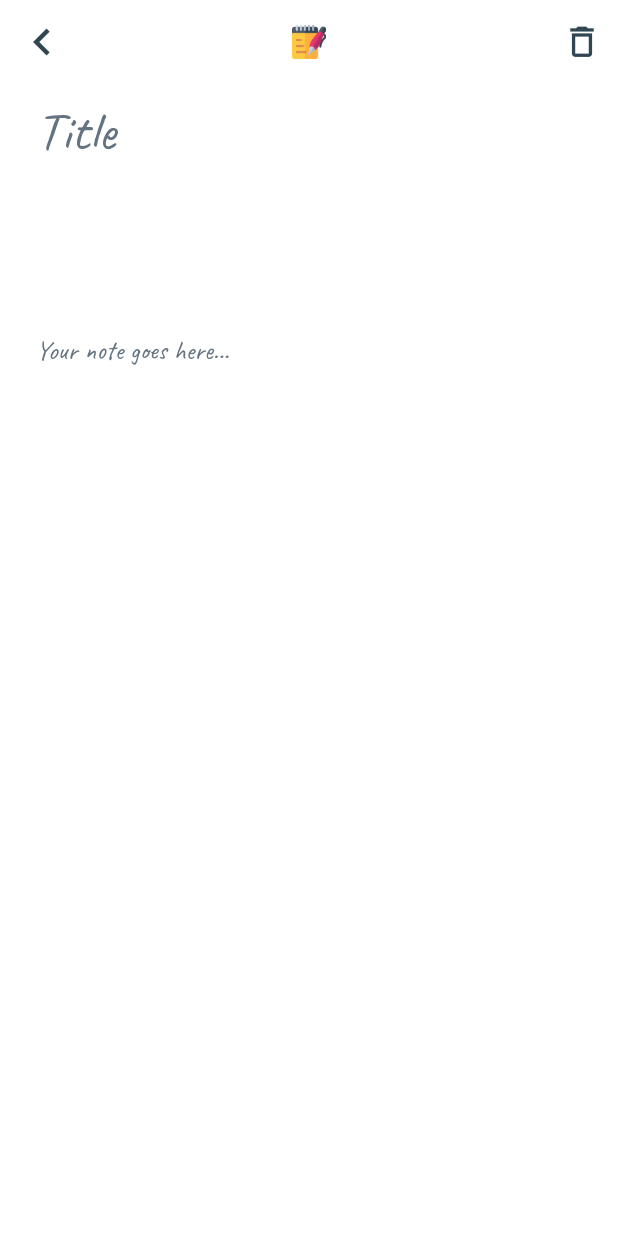
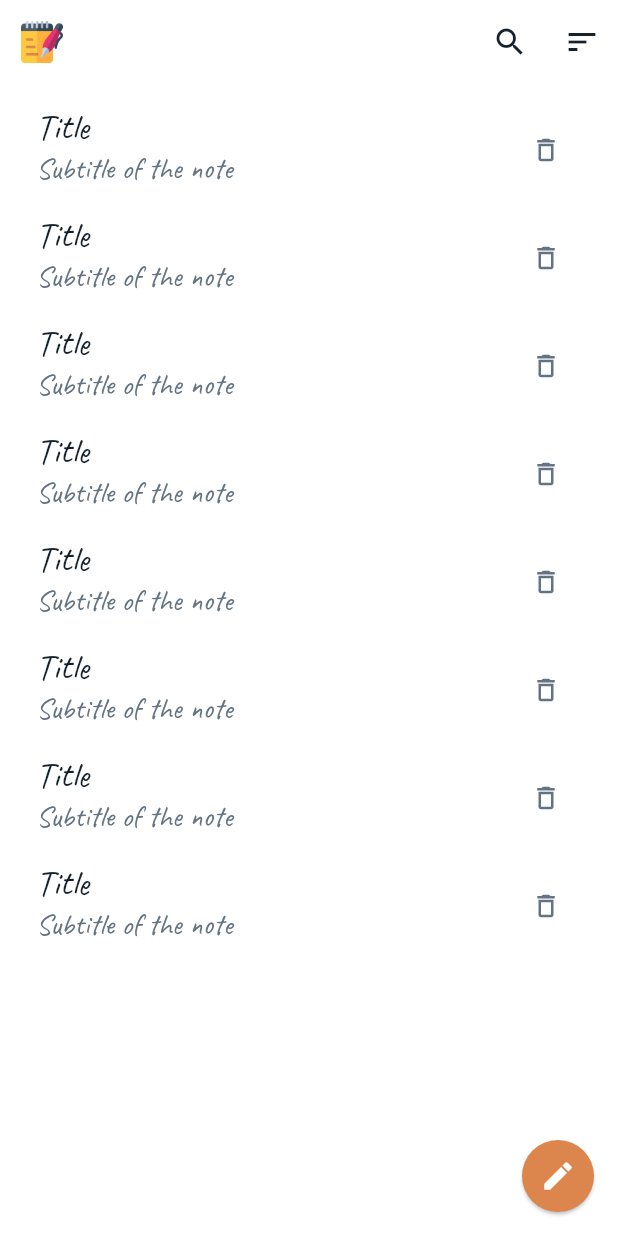
Before and after one commit to kabirnayeem99/flutter_note_app, a Flutter app: the WriteNoteScreen screen opened directly, after a tap on the "delete outline" icon, on a phone screen of 412 x 824 dp. Run offline on Flutter 3.47's test engine with Material 2 defaults, Android fonts, the phone set to English and light mode, and no system bars; our stand-ins replace sqflite; accounts and stored records are empty.

```diff
--- /dev/null
+++ b/lib/backend/note_model.dart
@@ -0,0 +1,11 @@
+import 'dart:async';
+import 'package:sqflite/sqflite.dart';
+import 'package:path/path.dart';
+
+class Note {
+  final String title;
+  final String noteBody;
+
+  Note(this.title, this.noteBody);
+
+}
--- a/lib/main.dart
+++ b/lib/main.dart
@@ -1,4 +1,5 @@
 import 'package:flutter/material.dart';
+import 'package:flutter_note_app/ui/screens/notes_list_screen.dart';
 import 'ui/screens/no_notes_screen.dart';
 
 void main() => runApp(MyApp());
@@ -10,7 +11,7 @@ class MyApp extends StatelessWidget {
       theme: ThemeData(fontFamily: "Caveat", backgroundColor: Colors.white),
       debugShowCheckedModeBanner: false,
       title: "Malusa - Note taking App",
-      home: NoNotesScreen(),
+      home: NotesListScreen(),
     );
   }
 }
--- a/lib/ui/screens/notes_list_screen.dart
+++ b/lib/ui/screens/notes_list_screen.dart
@@ -0,0 +1,72 @@
+import 'package:flutter/material.dart';
+import 'package:flutter_note_app/constants.dart';
+import 'package:flutter_note_app/ui/widgets/logo_image_title.dart';
+import 'package:flutter_note_app/ui/widgets/notes_list_tile.dart';
+
+class NotesListScreen extends StatefulWidget {
+  @override
+  _NotesListScreenState createState() => _NotesListScreenState();
+}
+
+class _NotesListScreenState extends State<NotesListScreen> {
+  @override
+  Widget build(BuildContext context) {
+    return Scaffold(
+      appBar: AppBar(
+        leading: Transform.scale(
+          scale: 0.5,
+          child: LogoImageTitle(
+            height: 23,
+            width: 23,
+          ),
+        ),
+        backgroundColor: Colors.white,
+        elevation: 0.0,
+        actions: <Widget>[
+          IconButton(
+            icon: Icon(
+              Icons.search,
+              color: typedTextColor,
+            ),
+            onPressed: () => {},
+          ),
+          IconButton(
+            icon: Icon(
+              Icons.sort,
+              color: typedTextColor,
+            ),
+            onPressed: () => {},
+          ),
+        ],
+      ),
+      floatingActionButton: Container(
+        height: 48.0,
+        width: 48.0,
+        child: FloatingActionButton(
+          child: Icon(Icons.create),
+          backgroundColor: buttonColor,
+          elevation: 1,
+          onPressed: () {},
+        ),
+      ),
+      body: SafeArea(
+        child: Container(
+          color: Colors.white,
+          child: ListView(
+            padding: const EdgeInsets.all(8),
+            children: <Widget>[
+              NoteListTile(),
+              NoteListTile(),
+              NoteListTile(),
+              NoteListTile(),
+              NoteListTile(),
+              NoteListTile(),
+              NoteListTile(),
+              NoteListTile(),
+            ],
+          ),
+        ),
+      ),
+    );
+  }
+}
--- a/lib/ui/screens/write_note_screen.dart
+++ b/lib/ui/screens/write_note_screen.dart
@@ -1,7 +1,8 @@
-import 'package:flutter/cupertino.dart';
 import 'package:flutter/material.dart';
 import 'package:flutter_note_app/constants.dart';
+import 'package:flutter_note_app/ui/screens/notes_list_screen.dart';
 import 'package:flutter_note_app/ui/widgets/logo_image_title.dart';
+import 'package:flutter_note_app/ui/widgets/write_note_field.dart';
 
 class WriteNoteScreen extends StatefulWidget {
   @override
@@ -37,7 +38,9 @@ class _WriteNoteScreenState extends State<WriteNoteScreen> {
               size: 27,
               color: navigationIconColor,
             ),
-            onPressed: () => {},
+            onPressed: () => {
+              Navigator.push(context, MaterialPageRoute(builder: (context) => NotesListScreen(),))
+            },
           )
         ],
       ),
@@ -45,60 +48,19 @@ class _WriteNoteScreenState extends State<WriteNoteScreen> {
         children: <Widget>[
           WriteNoteField(
             hint: "Title",
-            size: titleFontSize,
-            flex: 1,
+            size: 24,
+            flex: 2,
+            maxChar: 20,
+            fontWeight: FontWeight.w700,
           ),
           WriteNoteField(
             hint: "Your note goes here...",
             size: normalFontSize,
-            flex: 4,
+            flex: 5,
+            maxChar: 512,
           ),
         ],
       ),
     );
   }
 }
-
-class WriteNoteField extends StatelessWidget {
-  const WriteNoteField({
-    Key key,
-    @required this.hint,
-    @required this.size,
-    this.flex,
-  }) : super(key: key);
-
-  final String hint;
-  final double size;
-  final int flex;
-
-  @override
-  Widget build(BuildContext context) {
-    return Expanded(
-      flex: flex,
-      child: Container(
-        color: Colors.white,
-        child: TextField(
-          style: TextStyle(
-            color: typedTextColor,
-            fontSize: size,
-          ),
-          cursorColor: cursorColor,
-          decoration: InputDecoration(
-            border: InputBorder.none,
-            focusedBorder: InputBorder.none,
-            contentPadding: EdgeInsets.symmetric(
-              vertical: 8.0,
-              horizontal: 24.0,
-            ),
-            hintText: hint,
-            hintStyle: TextStyle(
-              color: hintTextColor,
-              fontSize: size,
-            ),
-          ),
-          maxLines: null,
-        ),
-      ),
-    );
-  }
-}
--- /dev/null
+++ b/lib/ui/widgets/notes_list_tile.dart
@@ -0,0 +1,45 @@
+import 'package:flutter/material.dart';
+import 'package:flutter_note_app/constants.dart';
+
+class NoteListTile extends StatelessWidget {
+  const NoteListTile({
+    Key key,
+  }) : super(key: key);
+
+  @override
+  Widget build(BuildContext context) {
+    return Dismissible(
+      key: Key("who"),
+      onDismissed: (direction) {
+        Scaffold.of(context).showSnackBar(
+          SnackBar(
+            content: Text("done", style: TextStyle(color: hintTextColor),),
+            backgroundColor: Colors.white,
+          ),
+        );
+        // Remove the item from the data source.
+      },
+      child: Container(
+        color: Colors.white,
+        child: ListTile(
+          title: Text(
+            "Title",
+            style: TextStyle(color: typedTextColor, fontSize: 24),
+          ),
+          subtitle: Text(
+            "Subtitle of the note",
+            style: TextStyle(color: hintTextColor, fontSize: 20),
+          ),
+          trailing: IconButton(
+            icon: Icon(
+              Icons.delete_outline,
+              color: hintTextColor,
+            ),
+            iconSize: 20,
+            onPressed: () => {},
+          ),
+        ),
+      ),
+    );
+  }
+}
--- /dev/null
+++ b/lib/ui/widgets/write_note_field.dart
@@ -0,0 +1,52 @@
+import 'package:flutter/material.dart';
+import 'package:flutter_note_app/constants.dart';
+
+class WriteNoteField extends StatelessWidget {
+  const WriteNoteField({
+    Key key,
+    @required this.hint,
+    @required this.size,
+    this.flex,
+    this.maxChar,
+    this.fontWeight,
+  }) : super(key: key);
+
+  final String hint;
+  final double size;
+  final int flex;
+  final int maxChar;
+  final FontWeight fontWeight;
+
+  @override
+  Widget build(BuildContext context) {
+    return Expanded(
+      flex: flex,
+      child: Container(
+        color: Colors.white,
+        child: TextField(
+          maxLength: maxChar,
+          style: TextStyle(
+            fontWeight: fontWeight,
+            color: typedTextColor,
+            fontSize: size,
+          ),
+          cursorColor: cursorColor,
+          decoration: InputDecoration(
+            border: InputBorder.none,
+            focusedBorder: InputBorder.none,
+            contentPadding: EdgeInsets.symmetric(
+              vertical: 8.0,
+              horizontal: 24.0,
+            ),
+            hintText: hint,
+            hintStyle: TextStyle(
+              color: hintTextColor,
+              fontSize: size,
+            ),
+          ),
+          maxLines: null,
+        ),
+      ),
+    );
+  }
+}
--- a/pubspec.yaml
+++ b/pubspec.yaml
@@ -12,6 +12,10 @@ dependencies:
   flutter:
     sdk: flutter
   cupertino_icons: ^0.1.3
+  # Embedded, SQL database engine.
+  sqflite: ^1.3.0
+  # Provides common operations for manipulating paths: joining, splitting, normalizing, etc.
+  path:
 
 dev_dependencies:
   flutter_test:
```
Also changed, not shown: pubspec.lock.
